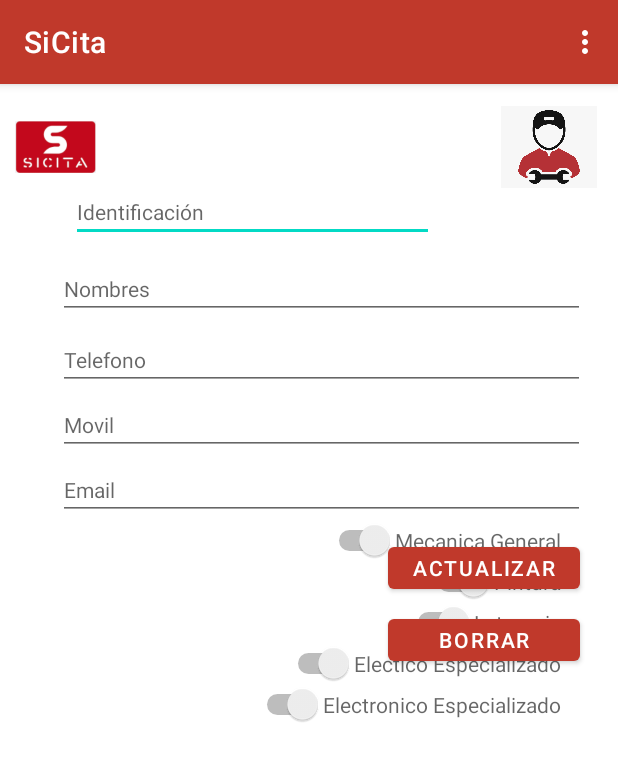
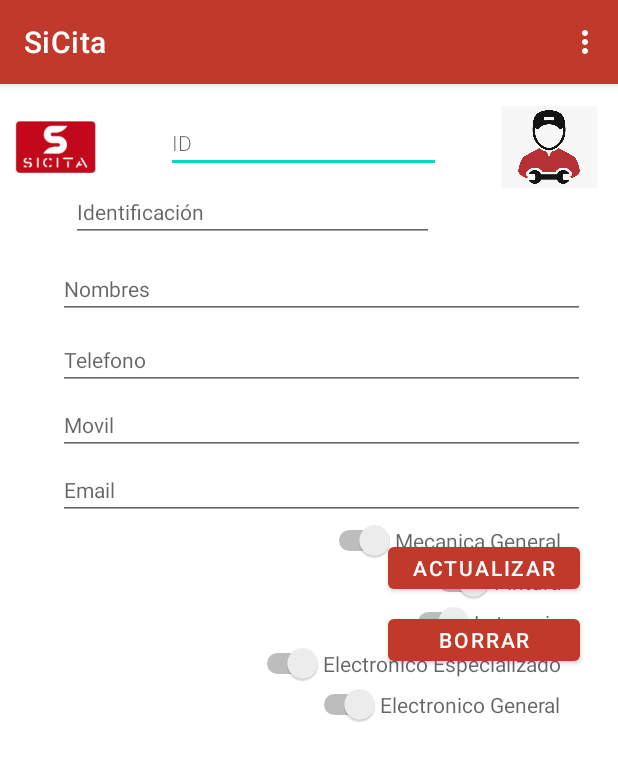
Before and after one commit to geomou/MinTicCiclo4_proyectoSiCita, an Android app: the Asesor screen opened directly, with no data from a screen before it, on a phone screen of 412 x 824 dp. Shown: the top 761 px of the screen. Run offline under Robolectric (Android 15) with nearby library versions, the phone set to English and light mode, and no system bars.

Commit message:
14112021_1705

```diff
--- a/SiCita/app/src/main/java/com/example/sicita/Asesor.java
+++ b/SiCita/app/src/main/java/com/example/sicita/Asesor.java
@@ -6,13 +6,37 @@ import android.content.Intent;
 import android.os.Bundle;
 import android.view.Menu;
 import android.view.MenuItem;
+import android.view.View;
+import android.widget.Button;
+import android.widget.EditText;
+import android.widget.Switch;
+import android.widget.Toast;
 
 public class Asesor extends AppCompatActivity {
+    private EditText txtid;EditText txtidentificacion;EditText txtnombre;EditText txttelefono; EditText txtmovil;EditText txtemail;
+    Switch swmg; Switch swpintura;Switch swlatoneria;Switch swelectoespe;Switch swelectrogral;
+    Button btnactualizar;Button btnborrar;
+    String dato="";
 
     @Override
     protected void onCreate(Bundle savedInstanceState) {
         super.onCreate(savedInstanceState);
         setContentView(R.layout.activity_asesor);
+        txtid=(EditText) findViewById(R.id.idtxtid);
+        txtidentificacion=(EditText) findViewById(R.id.idtxtidentificacion);
+        txtnombre=(EditText) findViewById(R.id.idtxtnombre);
+        txttelefono=(EditText)  findViewById(R.id.iditxttelefono);
+        txtmovil=(EditText) findViewById(R.id.idtxtmovil);
+        txtemail=(EditText) findViewById(R.id.idtxtemail);
+        swmg=(Switch) findViewById(R.id.idswmg);
+        swpintura=(Switch) findViewById(R.id.idswpintura);
+        swlatoneria=(Switch) findViewById(R.id.idswlatoneria);
+        swelectoespe=(Switch) findViewById(R.id.idswelectroespecial);
+        swelectrogral=(Switch) findViewById(R.id.idswelectrogeneral);
+        swelectoespe=(Switch) findViewById(R.id.idswelectroespecial);
+        btnactualizar =(Button) findViewById(R.id.idbtnActualizar);
+        btnborrar=(Button) findViewById(R.id.idbtnborrar);
+
     }
     @Override
     public  boolean onCreateOptionsMenu(Menu menu)
@@ -119,5 +143,50 @@ public class Asesor extends AppCompatActivity {
         return super.onOptionsItemSelected(menuItem);
     }
 
+    public void Actualizar(View view)
+    {
+        String id=txtid.getText().toString();
 
+        boolean validar= this.validarCampos();
+        Toast.makeText(this, "No por admin  " + validar, Toast.LENGTH_SHORT).show();
+        if (!validar.)
+        {
+            Toast.makeText(this, "No es posible almacenar , por falta de la siguiente información " + dato, Toast.LENGTH_SHORT).show();
+        }
+
+    }
+
+    public boolean validarCampos()
+    {
+
+       boolean continuar=true;
+
+       if (txtidentificacion.equals(""))
+       {
+           dato=dato+ " Identificación";
+           continuar= false;
+       }
+       if (txtnombre.equals(""))
+       {
+           dato=dato+ " Nombre ";
+           continuar= false;
+       }
+        if (txttelefono.equals(""))
+        {
+            dato=dato+ " Teléfono  ";
+            continuar= false;
+        }
+        if (txtmovil.equals(""))
+        {
+            dato=dato+ " Teléfono Móvil  ";
+            continuar= false;
+        }
+        if (txtemail.equals(""))
+        {
+            dato=dato+ " Email  ";
+            continuar= false;
+        }
+        Toast.makeText(this, "entro" + dato + continuar, Toast.LENGTH_SHORT).show();
+        return continuar;
+    }
 }
--- a/SiCita/app/src/main/res/layout/activity_asesor.xml
+++ b/SiCita/app/src/main/res/layout/activity_asesor.xml
@@ -8,55 +8,72 @@
     android:paddingLeft="10dp"
     tools:context=".Asesor">
 
+    <EditText
+        android:id="@+id/idtxtid"
+        android:layout_width="183dp"
+        android:layout_height="35dp"
+        android:layout_marginStart="17dp"
+        android:layout_marginTop="14dp"
+        android:layout_marginEnd="11dp"
+        android:ems="10"
+        android:hint="@string/id"
+        android:inputType="textPersonName"
+        android:textSize="14sp"
+        android:theme="@style/fontssicita"
+        app:layout_constraintEnd_toStartOf="@+id/imageView9"
+        app:layout_constraintStart_toEndOf="@+id/imageView8"
+        app:layout_constraintTop_toTopOf="parent" />
+
     <Switch
-        android:id="@+id/switch6"
+        android:id="@+id/idswelectrogeneral"
         android:layout_width="wrap_content"
         android:layout_height="wrap_content"
         android:hint="@string/ET"
         android:layoutDirection="rtl"
-        app:layout_constraintEnd_toEndOf="@+id/switch5"
-        app:layout_constraintTop_toBottomOf="@+id/switch5" />
+        app:layout_constraintEnd_toEndOf="@+id/idswelectroespecial"
+        app:layout_constraintTop_toBottomOf="@+id/idswelectroespecial" />
 
     <Switch
-        android:id="@+id/switch7"
+        android:id="@+id/idswpintura"
         android:layout_width="wrap_content"
         android:layout_height="wrap_content"
         android:hint="@string/P"
         android:layoutDirection="rtl"
-        app:layout_constraintEnd_toEndOf="@+id/switch8"
-        app:layout_constraintTop_toBottomOf="@+id/switch8" />
+        app:layout_constraintEnd_toEndOf="@+id/idswmg"
+        app:layout_constraintTop_toBottomOf="@+id/idswmg" />
 
     <Switch
-        android:id="@+id/switch9"
+        android:id="@+id/idswlatoneria"
         android:layout_width="wrap_content"
         android:layout_height="wrap_content"
         android:hint="@string/L"
         android:layoutDirection="rtl"
-        app:layout_constraintEnd_toEndOf="@+id/switch7"
-        app:layout_constraintTop_toBottomOf="@+id/switch7" />
+        app:layout_constraintEnd_toEndOf="@+id/idswpintura"
+        app:layout_constraintTop_toBottomOf="@+id/idswpintura" />
 
     <Switch
-        android:id="@+id/switch8"
+        android:id="@+id/idswmg"
         android:layout_width="wrap_content"
         android:layout_height="wrap_content"
         android:hint="@string/MG"
         android:layoutDirection="rtl"
+        android:onClick="Actualizar"
         app:layout_constraintEnd_toEndOf="parent"
         app:layout_constraintHorizontal_bias="0.88"
         app:layout_constraintStart_toStartOf="parent"
-        app:layout_constraintTop_toBottomOf="@+id/mail3" />
+        app:layout_constraintTop_toBottomOf="@+id/idtxtemail" />
 
     <Switch
-        android:id="@+id/switch5"
+        android:id="@+id/idswelectroespecial"
         android:layout_width="wrap_content"
         android:layout_height="wrap_content"
         android:hint="@string/EE"
         android:layoutDirection="rtl"
-        app:layout_constraintEnd_toEndOf="@+id/switch9"
-        app:layout_constraintTop_toBottomOf="@+id/switch9" />
+        app:layout_constraintEnd_toEndOf="@+id/idswlatoneria"
+        app:layout_constraintTop_toBottomOf="@+id/idswlatoneria" />
 
     <EditText
-        android:id="@+id/nit9"
+        android:id="@+id/idtxtidentificacion"
         android:layout_width="242dp"
         android:layout_height="35dp"
         android:ems="10"
@@ -69,7 +86,7 @@
         app:layout_constraintTop_toBottomOf="@+id/imageView8" />
 
     <EditText
-        android:id="@+id/nombre8"
+        android:id="@+id/iditxttelefono"
         android:layout_width="351dp"
         android:layout_height="35dp"
         android:layout_marginTop="12dp"
@@ -80,10 +97,10 @@
         app:layout_constraintEnd_toEndOf="parent"
         app:layout_constraintHorizontal_bias="0.7"
         app:layout_constraintStart_toStartOf="parent"
-        app:layout_constraintTop_toBottomOf="@+id/nombre9" />
+        app:layout_constraintTop_toBottomOf="@+id/idtxtnombre" />
 
     <EditText
-        android:id="@+id/mail3"
+        android:id="@+id/idtxtemail"
         android:layout_width="351dp"
         android:layout_height="35dp"
         android:layout_marginTop="8dp"
@@ -94,10 +111,10 @@
         app:layout_constraintEnd_toEndOf="parent"
         app:layout_constraintHorizontal_bias="0.7"
         app:layout_constraintStart_toStartOf="parent"
-        app:layout_constraintTop_toBottomOf="@+id/nombre7" />
+        app:layout_constraintTop_toBottomOf="@+id/idtxtmovil" />
 
     <EditText
-        android:id="@+id/nombre9"
+        android:id="@+id/idtxtnombre"
         android:layout_width="351dp"
         android:layout_height="35dp"
         android:layout_marginTop="16dp"
@@ -108,10 +125,10 @@
         app:layout_constraintEnd_toEndOf="parent"
         app:layout_constraintHorizontal_bias="0.7"
         app:layout_constraintStart_toStartOf="parent"
-        app:layout_constraintTop_toBottomOf="@+id/nit9" />
+        app:layout_constraintTop_toBottomOf="@+id/idtxtidentificacion" />
 
     <EditText
-        android:id="@+id/nombre7"
+        android:id="@+id/idtxtmovil"
         android:layout_width="351dp"
         android:layout_height="35dp"
         android:layout_marginTop="8dp"
@@ -122,21 +139,22 @@
         app:layout_constraintEnd_toEndOf="parent"
         app:layout_constraintHorizontal_bias="0.7"
         app:layout_constraintStart_toStartOf="parent"
-        app:layout_constraintTop_toBottomOf="@+id/nombre8" />
+        app:layout_constraintTop_toBottomOf="@+id/iditxttelefono" />
 
     <Button
-        android:id="@+id/button8"
+        android:id="@+id/idbtnActualizar"
         android:layout_width="128dp"
         android:layout_height="40dp"
         android:layout_marginTop="12dp"
+        android:onClick="Actualizar"
         android:text="@string/actualizar"
         app:layout_constraintEnd_toEndOf="parent"
         app:layout_constraintHorizontal_bias="0.943"
         app:layout_constraintStart_toStartOf="parent"
-        app:layout_constraintTop_toBottomOf="@+id/mail3" />
+        app:layout_constraintTop_toBottomOf="@+id/idtxtemail" />
 
     <Button
-        android:id="@+id/button7"
+        android:id="@+id/idbtnborrar"
         android:layout_width="128dp"
         android:layout_height="40dp"
         android:layout_marginTop="8dp"
@@ -144,7 +162,7 @@
         app:layout_constraintEnd_toEndOf="parent"
         app:layout_constraintHorizontal_bias="0.943"
         app:layout_constraintStart_toStartOf="parent"
-        app:layout_constraintTop_toBottomOf="@+id/button8" />
+        app:layout_constraintTop_toBottomOf="@+id/idbtnActualizar" />
 
     <ImageView
         android:id="@+id/imageView8"
--- a/SiCita/app/src/main/res/values/strings.xml
+++ b/SiCita/app/src/main/res/values/strings.xml
@@ -1,5 +1,7 @@
 <resources>
     <string name="app_name">SiCita</string>
+    <string name="id">ID</string>
+
 
     <string name="usuario">Usuario</string>
     <string name="clave">Clave</string>
@@ -24,8 +26,8 @@
     <string name="MG">Mecanica General</string>
     <string name="P">Pintura</string>
     <string name="L">Latoneria</string>
-    <string name="EE">Electico Especializado</string>
-    <string name="ET">Electronico Especializado</string>
+    <string name="EE">Electronico Especializado</string>
+    <string name="ET">Electronico General</string>
 
 
     <string name="razon">Razon Social</string>
```
Also changed, not shown: SiCita/app/src/main/java/com/example/sicita/login.java (+52 -8 lines), SiCita/app/src/main/res/layout/activity_login.xml (+5 -5 lines), SiCita/app/src/main/res/layout/activity_principal.xml (+5 -5 lines).
